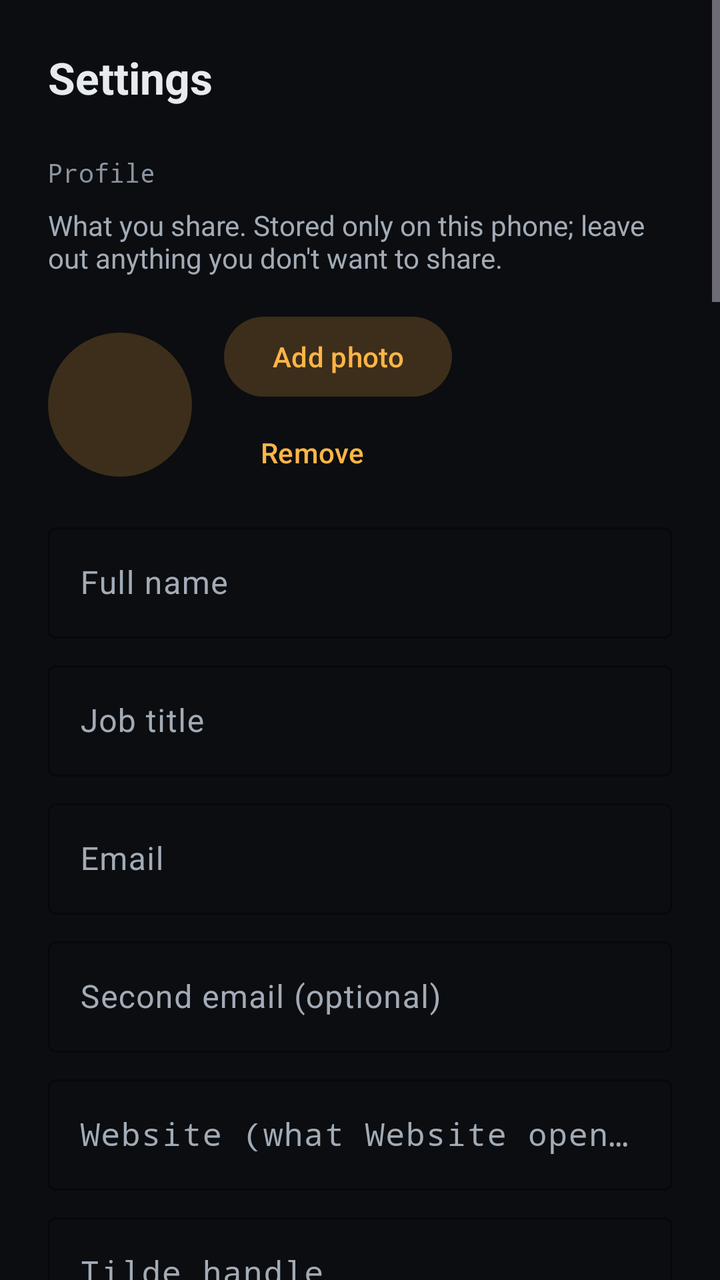
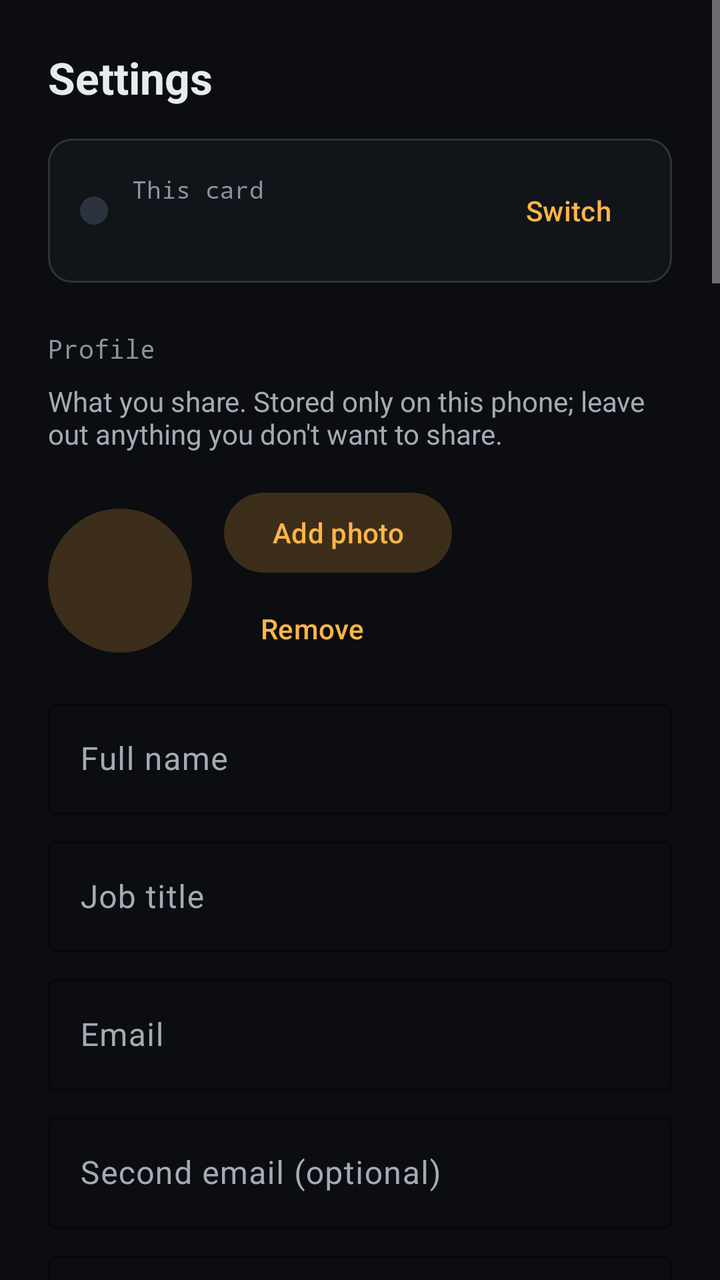

Screens rendered from an Android XML layout before and after an edit, with the pre-edit source and the edit as a unified diff.
<!-- AndroidManifest.xml: application theme Theme.Tilde -->
<!-- res/layout/panel_settings.xml -->
<?xml version="1.0" encoding="utf-8"?>
<ScrollView xmlns:android="http://schemas.android.com/apk/res/android"
    xmlns:app="http://schemas.android.com/apk/res-auto"
    style="@style/Panel">

    <LinearLayout
        android:layout_width="match_parent"
        android:layout_height="wrap_content"
        android:orientation="vertical"
        android:padding="24dp">

        <TextView
            android:layout_width="match_parent"
            android:layout_height="wrap_content"
            android:text="@string/tab_settings"
            android:textColor="@color/text"
            android:textSize="22sp"
            android:textStyle="bold" />


        <TextView style="@style/Label" android:text="@string/settings_profile" />

        <TextView style="@style/Hint" android:text="@string/profile_detail" />

        <LinearLayout
            android:layout_width="match_parent"
            android:layout_height="wrap_content"
            android:layout_marginTop="16dp"
            android:gravity="center_vertical"
            android:orientation="horizontal">

            <include
                android:id="@+id/settings_avatar"
                layout="@layout/view_avatar"
                android:layout_width="72dp"
                android:layout_height="72dp" />

            <LinearLayout
                android:layout_width="0dp"
                android:layout_height="wrap_content"
                android:layout_marginStart="16dp"
                android:layout_weight="1"
                android:orientation="vertical">

                <com.google.android.material.button.MaterialButton
                    android:id="@+id/photo_pick"
                    style="@style/Widget.Material3.Button.TonalButton"
                    android:layout_width="wrap_content"
                    android:layout_height="wrap_content"
                    android:text="@string/photo_add" />

                <com.google.android.material.button.MaterialButton
                    android:id="@+id/photo_remove"
                    style="@style/Widget.Material3.Button.TextButton"
                    android:layout_width="wrap_content"
                    android:layout_height="wrap_content"
                    android:text="@string/photo_remove" />
            </LinearLayout>
        </LinearLayout>

        <com.google.android.material.textfield.TextInputLayout
            style="@style/Field"
            android:hint="@string/profile_name"
            android:labelFor="@id/profile_name">

            <com.google.android.material.textfield.TextInputEditText
                android:id="@+id/profile_name"
                android:layout_width="match_parent"
                android:layout_height="wrap_content"
                android:imeOptions="actionNext"
                android:importantForAutofill="no"
                android:inputType="textPersonName|textCapWords" />
        </com.google.android.material.textfield.TextInputLayout>

        <com.google.android.material.textfield.TextInputLayout
            style="@style/Field"
            android:hint="@string/profile_title"
            android:labelFor="@id/profile_title">

            <com.google.android.material.textfield.TextInputEditText
                android:id="@+id/profile_title"
                android:layout_width="match_parent"
                android:layout_height="wrap_content"
                android:imeOptions="actionNext"
                android:importantForAutofill="no"
                android:inputType="textCapSentences" />
        </com.google.android.material.textfield.TextInputLayout>

        <com.google.android.material.textfield.TextInputLayout
            style="@style/Field"
            android:hint="@string/profile_email"
            android:labelFor="@id/profile_email">

            <com.google.android.material.textfield.TextInputEditText
                android:id="@+id/profile_email"
                android:layout_width="match_parent"
                android:layout_height="wrap_content"
                android:imeOptions="actionNext"
                android:importantForAutofill="no"
                android:inputType="textEmailAddress" />
        </com.google.android.material.textfield.TextInputLayout>

        <com.google.android.material.textfield.TextInputLayout
            style="@style/Field"
            android:hint="@string/profile_email2"
            android:labelFor="@id/profile_email2">

            <com.google.android.material.textfield.TextInputEditText
                android:id="@+id/profile_email2"
                android:layout_width="match_parent"
                android:layout_height="wrap_content"
                android:imeOptions="actionNext"
                android:importantForAutofill="no"
                android:inputType="textEmailAddress" />
        </com.google.android.material.textfield.TextInputLayout>

        <com.google.android.material.textfield.TextInputLayout
            style="@style/Field"
            android:hint="@string/profile_website"
            android:labelFor="@id/profile_website">

            <com.google.android.material.textfield.TextInputEditText
                android:id="@+id/profile_website"
                android:layout_width="match_parent"
                android:layout_height="wrap_content"
                android:fontFamily="monospace"
                android:imeOptions="actionNext"
                android:importantForAutofill="no"
                android:inputType="textUri" />
        </com.google.android.material.textfield.TextInputLayout>

        <com.google.android.material.textfield.TextInputLayout
            style="@style/Field"
            android:hint="@string/profile_handle"
            android:labelFor="@id/profile_handle"
            app:helperText="@string/profile_handle_helper"
            app:prefixText="@string/handle_prefix"
            app:prefixTextColor="@color/accent">

            <com.google.android.material.textfield.TextInputEditText
                android:id="@+id/profile_handle"
                android:layout_width="match_parent"
                android:layout_height="wrap_content"
                android:fontFamily="monospace"
                android:imeOptions="actionNext"
                android:importantForAutofill="no"
                android:inputType="text|textNoSuggestions" />
        </com.google.android.material.textfield.TextInputLayout>

        <com.google.android.material.textfield.TextInputLayout
            style="@style/Field"
            android:hint="@string/profile_linkedin"
            android:labelFor="@id/profile_linkedin">

            <com.google.android.material.textfield.TextInputEditText
                android:id="@+id/profile_linkedin"
                android:layout_width="match_parent"
                android:layout_height="wrap_content"
                android:fontFamily="monospace"
                android:imeOptions="actionNext"
                android:importantForAutofill="no"
                android:inputType="textUri" />
        </com.google.android.material.textfield.TextInputLayout>

        <com.google.android.material.textfield.TextInputLayout
            style="@style/Field"
            android:hint="@string/profile_github"
            android:labelFor="@id/profile_github">

            <com.google.android.material.textfield.TextInputEditText
                android:id="@+id/profile_github"
                android:layout_width="match_parent"
                android:layout_height="wrap_content"
                android:fontFamily="monospace"
                android:imeOptions="actionNext"
                android:importantForAutofill="no"
                android:inputType="textUri" />
        </com.google.android.material.textfield.TextInputLayout>

        <com.google.android.material.textfield.TextInputLayout
            style="@style/Field"
            android:hint="@string/profile_instagram"
            android:labelFor="@id/profile_instagram">

            <com.google.android.material.textfield.TextInputEditText
                android:id="@+id/profile_instagram"
                android:layout_width="match_parent"
                android:layout_height="wrap_content"
                android:fontFamily="monospace"
                android:imeOptions="actionNext"
                android:importantForAutofill="no"
                android:inputType="textUri" />
        </com.google.android.material.textfield.TextInputLayout>

        <com.google.android.material.textfield.TextInputLayout
            style="@style/Field"
            android:hint="@string/profile_x"
            android:labelFor="@id/profile_x">

            <com.google.android.material.textfield.TextInputEditText
                android:id="@+id/profile_x"
                android:layout_width="match_parent"
                android:layout_height="wrap_content"
                android:fontFamily="monospace"
                android:imeOptions="actionNext"
                android:importantForAutofill="no"
                android:inputType="textUri" />
        </com.google.android.material.textfield.TextInputLayout>

        <TextView style="@style/Label" android:text="@string/settings_phones" />

        <TextView style="@style/Hint" android:text="@string/phones_detail" />

        <com.google.android.material.textfield.TextInputLayout
            style="@style/Field"
            android:hint="@string/phone_label"
            android:labelFor="@id/phone1_label">

            <com.google.android.material.textfield.TextInputEditText
                android:id="@+id/phone1_label"
                android:layout_width="match_parent"
                android:layout_height="wrap_content"
                android:imeOptions="actionNext"
                android:importantForAutofill="no"
                android:inputType="textCapSentences" />
        </com.google.android.material.textfield.TextInputLayout>

        <com.google.android.material.textfield.TextInputLayout
            style="@style/Field"
            android:hint="@string/phone_number"
            android:labelFor="@id/phone1_number">

            <com.google.android.material.textfield.TextInputEditText
                android:id="@+id/phone1_number"
                android:layout_width="match_parent"
                android:layout_height="wrap_content"
                android:imeOptions="actionNext"
                android:importantForAutofill="no"
                android:inputType="phone" />
        </com.google.android.material.textfield.TextInputLayout>

        <com.google.android.material.textfield.TextInputLayout
            style="@style/Field"
            android:hint="@string/phone_label"
            android:labelFor="@id/phone2_label">

            <com.google.android.material.textfield.TextInputEditText
                android:id="@+id/phone2_label"
                android:layout_width="match_parent"
                android:layout_height="wrap_content"
                android:imeOptions="actionNext"
                android:importantForAutofill="no"
                android:inputType="textCapSentences" />
        </com.google.android.material.textfield.TextInputLayout>

        <com.google.android.material.textfield.TextInputLayout
            style="@style/Field"
            android:hint="@string/phone_number"
            android:labelFor="@id/phone2_number">

            <com.google.android.material.textfield.TextInputEditText
                android:id="@+id/phone2_number"
                android:layout_width="match_parent"
                android:layout_height="wrap_content"
                android:imeOptions="actionNext"
                android:importantForAutofill="no"
                android:inputType="phone" />
        </com.google.android.material.textfield.TextInputLayout>

        <com.google.android.material.textfield.TextInputLayout
            style="@style/Field"
            android:hint="@string/profile_whatsapp"
            android:labelFor="@id/profile_whatsapp">

            <com.google.android.material.textfield.TextInputEditText
                android:id="@+id/profile_whatsapp"
                android:layout_width="match_parent"
                android:layout_height="wrap_content"
                android:imeOptions="actionNext"
                android:importantForAutofill="no"
                android:inputType="phone" />
        </com.google.android.material.textfield.TextInputLayout>

        <TextView style="@style/Label" android:text="@string/settings_sharing" />

        <com.google.android.material.materialswitch.MaterialSwitch
            android:id="@+id/toggle"
            android:layout_width="match_parent"
            android:layout_height="wrap_content"
            android:minHeight="48dp"
            android:text="@string/toggle"
            android:textColor="@color/text"
            android:textSize="16sp" />

        <TextView style="@style/Hint" android:text="@string/toggle_detail" />

        <TextView style="@style/Label" android:text="@string/settings_event" />

        <com.google.android.material.textfield.TextInputLayout
            style="@style/Field"
            android:hint="@string/event_hint"
            android:labelFor="@id/event">

            <com.google.android.material.textfield.TextInputEditText
                android:id="@+id/event"
                android:layout_width="match_parent"
                android:layout_height="wrap_content"
                android:fontFamily="monospace"
                android:imeOptions="actionDone"
                android:importantForAutofill="no"
                android:inputType="text" />
        </com.google.android.material.textfield.TextInputLayout>

        <TextView style="@style/Hint" android:layout_marginTop="6dp" android:text="@string/event_detail" />

        <LinearLayout
            android:id="@+id/whatsapp_section"
            android:layout_width="match_parent"
            android:layout_height="wrap_content"
            android:orientation="vertical">

            <TextView style="@style/Label" android:text="@string/settings_whatsapp" />

            <com.google.android.material.textfield.TextInputLayout
                style="@style/Field"
                android:hint="@string/whatsapp_greeting_hint"
                android:labelFor="@id/whatsapp_greeting">

                <com.google.android.material.textfield.TextInputEditText
                    android:id="@+id/whatsapp_greeting"
                    android:layout_width="match_parent"
                    android:layout_height="wrap_content"
                    android:imeOptions="actionDone"
                    android:importantForAutofill="no"
                    android:inputType="textCapSentences" />
            </com.google.android.material.textfield.TextInputLayout>

            <TextView style="@style/Hint" android:layout_marginTop="6dp" android:text="@string/whatsapp_detail" />
        </LinearLayout>

        
        <TextView style="@style/Label" android:text="@string/settings_links" />

        <TextView style="@style/Hint" android:text="@string/settings_links_detail" />

        <LinearLayout
            android:id="@+id/links_list"
            android:layout_width="match_parent"
            android:layout_height="wrap_content"
            android:orientation="vertical" />

        <com.google.android.material.button.MaterialButton
            android:id="@+id/links_add"
            style="@style/Widget.Material3.Button.TextButton.Icon"
            android:layout_width="wrap_content"
            android:layout_height="wrap_content"
            android:layout_marginStart="-12dp"
            android:text="@string/picker_add_link"
            app:icon="@drawable/ic_add" />

        <TextView style="@style/Label" android:text="@string/settings_wifi" />

        <com.google.android.material.textfield.TextInputLayout
            style="@style/Field"
            android:hint="@string/wifi_ssid_label"
            android:labelFor="@id/wifi_ssid">

            <com.google.android.material.textfield.TextInputEditText
                android:id="@+id/wifi_ssid"
                android:layout_width="match_parent"
                android:layout_height="wrap_content"
                android:imeOptions="actionNext"
                android:importantForAutofill="no"
                android:inputType="text" />
        </com.google.android.material.textfield.TextInputLayout>

        <com.google.android.material.textfield.TextInputLayout
            android:id="@+id/wifi_password_layout"
            style="@style/Field"
            android:hint="@string/wifi_password_label"
            android:labelFor="@id/wifi_password"
            app:endIconMode="password_toggle">

            <com.google.android.material.textfield.TextInputEditText
                android:id="@+id/wifi_password"
                android:layout_width="match_parent"
                android:layout_height="wrap_content"
                android:imeOptions="actionDone"
                android:importantForAutofill="no"
                android:inputType="textPassword" />
        </com.google.android.material.textfield.TextInputLayout>

        <com.google.android.material.checkbox.MaterialCheckBox
            android:id="@+id/wifi_open"
            android:layout_width="wrap_content"
            android:layout_height="wrap_content"
            android:text="@string/wifi_open" />

        <TextView style="@style/Hint" android:text="@string/wifi_detail" />

        <com.google.android.material.button.MaterialButton
            android:id="@+id/wifi_settings"
            style="@style/Widget.Material3.Button.TextButton"
            android:layout_width="wrap_content"
            android:layout_height="wrap_content"
            android:layout_marginTop="4dp"
            android:text="@string/wifi_open_settings" />

        <TextView style="@style/Label" android:text="@string/settings_write" />

        <TextView style="@style/Hint" android:text="@string/settings_write_detail" />

        <com.google.android.material.button.MaterialButton
            android:id="@+id/write_card"
            style="@style/Widget.Material3.Button.TonalButton"
            android:layout_width="wrap_content"
            android:layout_height="wrap_content"
            android:layout_marginTop="8dp"
            android:text="@string/write_open" />

        <LinearLayout
            android:id="@+id/tile_section"
            android:layout_width="match_parent"
            android:layout_height="wrap_content"
            android:orientation="vertical">

            <TextView style="@style/Label" android:text="@string/settings_shortcuts" />

            <com.google.android.material.button.MaterialButton
                android:id="@+id/add_tile"
                style="@style/Widget.Material3.Button.TonalButton"
                android:layout_width="wrap_content"
                android:layout_height="wrap_content"
                android:text="@string/add_tile" />
        </LinearLayout>

        <TextView style="@style/Label" android:text="@string/settings_about" />

        <TextView android:id="@+id/reads" style="@style/Hint" android:fontFamily="monospace" />

        <TextView android:id="@+id/version" style="@style/Hint" android:fontFamily="monospace" />

        
        <com.google.android.material.button.MaterialButton
            android:id="@+id/debug_welcome"
            style="@style/Widget.Material3.Button.OutlinedButton"
            android:layout_width="wrap_content"
            android:layout_height="wrap_content"
            android:layout_marginTop="12dp"
            android:text="@string/debug_welcome"
            android:visibility="gone" />
    </LinearLayout>
</ScrollView>
<!-- res/layout/view_avatar.xml (included above) -->
<?xml version="1.0" encoding="utf-8"?>
<FrameLayout xmlns:android="http://schemas.android.com/apk/res/android"
    xmlns:app="http://schemas.android.com/apk/res-auto"
    android:layout_width="match_parent"
    android:layout_height="match_parent">

    <TextView
        android:id="@+id/avatar_initials"
        android:layout_width="match_parent"
        android:layout_height="match_parent"
        android:background="@drawable/bg_avatar"
        android:gravity="center"
        android:textColor="@color/accent"
        android:textSize="24sp"
        android:textStyle="bold" />

    <com.google.android.material.imageview.ShapeableImageView
        android:id="@+id/avatar_photo"
        android:layout_width="match_parent"
        android:layout_height="match_parent"
        android:importantForAccessibility="no"
        android:scaleType="centerCrop"
        android:visibility="gone"
        app:shapeAppearanceOverlay="@style/Circle" />
</FrameLayout>
<!-- resources referenced by this layout -->
<resources>
  <color name="accent">#FFB547</color>
  <color name="text">#E7EAEE</color>
  <string name="add_tile">Add to Quick Settings</string>
  <string name="debug_welcome" translatable="false">Show the welcome screens (debug)</string>
  <string name="event_hint">lisbon-js</string>
  <string name="handle_prefix" translatable="false">~/</string>
  <string name="phone_label">Label, such as mobile</string>
  <string name="phone_number">Number</string>
  <string name="photo_add">Add photo</string>
  <string name="photo_remove">Remove</string>
  <string name="picker_add_link">Add a link</string>
  <string name="profile_email">Email</string>
  <string name="profile_email2">Second email (optional)</string>
  <string name="profile_github">GitHub link</string>
  <string name="profile_handle">Tilde handle</string>
  <string name="profile_handle_helper">Shown as ~/yourname at the top of your card.</string>
  <string name="profile_instagram">Instagram link</string>
  <string name="profile_linkedin">LinkedIn link</string>
  <string name="profile_name">Full name</string>
  <string name="profile_title">Job title</string>
  <string name="profile_website">Website (what Website opens)</string>
  <string name="profile_whatsapp">WhatsApp number</string>
  <string name="profile_x">X link</string>
  <string name="settings_about">About</string>
  <string name="settings_event">Event tag</string>
  <string name="settings_links">Links</string>
  <string name="settings_phones">Phone numbers</string>
  <string name="settings_profile">Profile</string>
  <string name="settings_sharing">Sharing</string>
  <string name="settings_shortcuts">Shortcuts</string>
  <string name="settings_whatsapp">WhatsApp message</string>
  <string name="settings_wifi">Guest Wi-Fi</string>
  <string name="settings_write">Cards and stickers</string>
  <string name="tab_settings">Settings</string>
  <string name="toggle">Share over NFC</string>
  <string name="toggle_detail">Off: taps do nothing, the QR code still works.</string>
  <string name="whatsapp_detail">Typed into the chat, never sent. Leave empty for an empty chat.</string>
  <string name="whatsapp_greeting_hint">Message</string>
  <string name="wifi_open">Open network (no password)</string>
  <string name="wifi_open_settings">Open Wi-Fi settings</string>
  <string name="wifi_password_label">Password</string>
  <string name="wifi_ssid_label">Network name</string>
  <string name="write_open">Write a card</string>
  <color name="accent_soft">#33FFB547</color>
  <color name="muted">#A2ABB6</color>
  <color name="dim">#8A94A0</color>
  <color name="bg">#0B0D10</color>
  <color name="panel">#11151A</color>
  <color name="panel_raised">#151A20</color>
  <color name="line_strong">#2B343E</color>
  <color name="line">#1F262E</color>
  <!-- unchanged entries left out for length: 15 -->
</resources>

<!-- the commit's change to res/layout/panel_settings.xml (unified diff, before → after) -->
@@ -1,7 +1,9 @@
 <?xml version="1.0" encoding="utf-8"?>
 <ScrollView xmlns:android="http://schemas.android.com/apk/res/android"
     xmlns:app="http://schemas.android.com/apk/res-auto"
-    style="@style/Panel">
+    xmlns:tools="http://schemas.android.com/tools"
+    style="@style/Panel"
+    tools:ignore="TooManyViews">
 
     <LinearLayout
         android:layout_width="match_parent"
@@ -17,6 +19,59 @@
             android:textSize="22sp"
             android:textStyle="bold" />
 
+        
+        <com.google.android.material.card.MaterialCardView
+            style="@style/Widget.Material3.CardView.Outlined"
+            android:layout_width="match_parent"
+            android:layout_height="wrap_content"
+            android:layout_marginTop="16dp"
+            app:cardBackgroundColor="@color/panel"
+            app:strokeColor="@color/line_strong">
+
+            <LinearLayout
+                android:layout_width="match_parent"
+                android:layout_height="wrap_content"
+                android:gravity="center_vertical"
+                android:orientation="horizontal"
+                android:paddingStart="16dp"
+                android:paddingTop="12dp"
+                android:paddingEnd="8dp"
+                android:paddingBottom="12dp">
+
+                <View
+                    android:id="@+id/settings_card_dot"
+                    android:layout_width="14dp"
+                    android:layout_height="14dp"
+                    android:background="@drawable/bg_dot" />
+
+                <LinearLayout
+                    android:layout_width="0dp"
+                    android:layout_height="wrap_content"
+                    android:layout_marginStart="12dp"
+                    android:layout_weight="1"
+                    android:orientation="vertical">
+
+                    <TextView
+                        android:layout_width="wrap_content"
+                        android:layout_height="wrap_content"
+                        android:fontFamily="monospace"
+                        android:text="@string/settings_this_card"
+                        android:textColor="@color/dim"
+                        android:textSize="12sp" />
+
+                    <TextView
+                        android:id="@+id/settings_card_label"
+                        style="@style/RowTitle" />
+                </LinearLayout>
+
+                <com.google.android.material.button.MaterialButton
+                    android:id="@+id/settings_card_switch"
+                    style="@style/Widget.Material3.Button.TextButton"
+                    android:layout_width="wrap_content"
+                    android:layout_height="wrap_content"
+                    android:text="@string/cards_switch" />
+            </LinearLayout>
+        </com.google.android.material.card.MaterialCardView>
 
         <TextView style="@style/Label" android:text="@string/settings_profile" />
 
@@ -281,38 +336,6 @@
                 android:inputType="phone" />
         </com.google.android.material.textfield.TextInputLayout>
 
-        <TextView style="@style/Label" android:text="@string/settings_sharing" />
-
-        <com.google.android.material.materialswitch.MaterialSwitch
-            android:id="@+id/toggle"
-            android:layout_width="match_parent"
-            android:layout_height="wrap_content"
-            android:minHeight="48dp"
-            android:text="@string/toggle"
-            android:textColor="@color/text"
-            android:textSize="16sp" />
-
-        <TextView style="@style/Hint" android:text="@string/toggle_detail" />
-
-        <TextView style="@style/Label" android:text="@string/settings_event" />
-
-        <com.google.android.material.textfield.TextInputLayout
-            style="@style/Field"
-            android:hint="@string/event_hint"
-            android:labelFor="@id/event">
-
-            <com.google.android.material.textfield.TextInputEditText
-                android:id="@+id/event"
-                android:layout_width="match_parent"
-                android:layout_height="wrap_content"
-                android:fontFamily="monospace"
-                android:imeOptions="actionDone"
-                android:importantForAutofill="no"
-                android:inputType="text" />
-        </com.google.android.material.textfield.TextInputLayout>
-
-        <TextView style="@style/Hint" android:layout_marginTop="6dp" android:text="@string/event_detail" />
-
         <LinearLayout
             android:id="@+id/whatsapp_section"
             android:layout_width="match_parent"
@@ -357,6 +380,47 @@
             android:layout_marginStart="-12dp"
             android:text="@string/picker_add_link"
             app:icon="@drawable/ic_add" />
+
+        
+        <TextView
+            style="@style/StepTitle"
+            android:layout_marginTop="40dp"
+            android:text="@string/settings_all_cards"
+            android:textSize="20sp" />
+
+        <TextView style="@style/Hint" android:layout_marginTop="4dp" android:text="@string/settings_all_cards_detail" />
+
+        <TextView style="@style/Label" android:text="@string/settings_sharing" />
+
+        <com.google.android.material.materialswitch.MaterialSwitch
+            android:id="@+id/toggle"
+            android:layout_width="match_parent"
+            android:layout_height="wrap_content"
+            android:minHeight="48dp"
+            android:text="@string/toggle"
+            android:textColor="@color/text"
+            android:textSize="16sp" />
+
+        <TextView style="@style/Hint" android:text="@string/toggle_detail" />
+
+        <TextView style="@style/Label" android:text="@string/settings_event" />
+
+        <com.google.android.material.textfield.TextInputLayout
+            style="@style/Field"
+            android:hint="@string/event_hint"
+            android:labelFor="@id/event">
+
+            <com.google.android.material.textfield.TextInputEditText
+                android:id="@+id/event"
+                android:layout_width="match_parent"
+                android:layout_height="wrap_content"
+                android:fontFamily="monospace"
+                android:imeOptions="actionDone"
+                android:importantForAutofill="no"
+                android:inputType="text" />
+        </com.google.android.material.textfield.TextInputLayout>
+
+        <TextView style="@style/Hint" android:layout_marginTop="6dp" android:text="@string/event_detail" />
 
         <TextView style="@style/Label" android:text="@string/settings_wifi" />
 
<!-- resource entries referenced after the edit -->
@@ -2,7 +2,14 @@
 <resources>
   <color name="accent">#FFB547</color>
   <color name="text">#E7EAEE</color>
+  <!-- drawable bg_dot (drawable) -->
+  <?xml version="1.0" encoding="utf-8"?>
+  <shape xmlns:android="http://schemas.android.com/apk/res/android">
+      <corners android:radius="999dp" />
+      <solid android:color="@color/line_strong" />
+  </shape>
   <string name="add_tile">Add to Quick Settings</string>
+  <string name="cards_switch">Switch</string>
   <string name="debug_welcome" translatable="false">Show the welcome screens (debug)</string>
   <string name="event_hint">lisbon-js</string>
   <string name="handle_prefix" translatable="false">~/</string>
@@ -24,12 +31,15 @@
   <string name="profile_whatsapp">WhatsApp number</string>
   <string name="profile_x">X link</string>
   <string name="settings_about">About</string>
+  <string name="settings_all_cards">All cards</string>
+  <string name="settings_all_cards_detail">These apply whichever card is active.</string>
   <string name="settings_event">Event tag</string>
   <string name="settings_links">Links</string>
   <string name="settings_phones">Phone numbers</string>
   <string name="settings_profile">Profile</string>
   <string name="settings_sharing">Sharing</string>
   <string name="settings_shortcuts">Shortcuts</string>
+  <string name="settings_this_card">This card</string>
   <string name="settings_whatsapp">WhatsApp message</string>
   <string name="settings_wifi">Guest Wi-Fi</string>
   <string name="settings_write">Cards and stickers</string>
@@ -43,6 +53,20 @@
   <string name="wifi_password_label">Password</string>
   <string name="wifi_ssid_label">Network name</string>
   <string name="write_open">Write a card</string>
+  <style name="RowTitle">
+          <item name="android:layout_width">match_parent</item>
+          <item name="android:layout_height">wrap_content</item>
+          <item name="android:textColor">@color/text</item>
+          <item name="android:textSize">16sp</item>
+          <item name="android:textStyle">bold</item>
+      </style>
+  <style name="StepTitle">
+          <item name="android:layout_width">match_parent</item>
+          <item name="android:layout_height">wrap_content</item>
+          <item name="android:textColor">@color/text</item>
+          <item name="android:textSize">28sp</item>
+          <item name="android:textStyle">bold</item>
+      </style>
   <color name="accent_soft">#33FFB547</color>
   <color name="muted">#A2ABB6</color>
   <color name="dim">#8A94A0</color>
